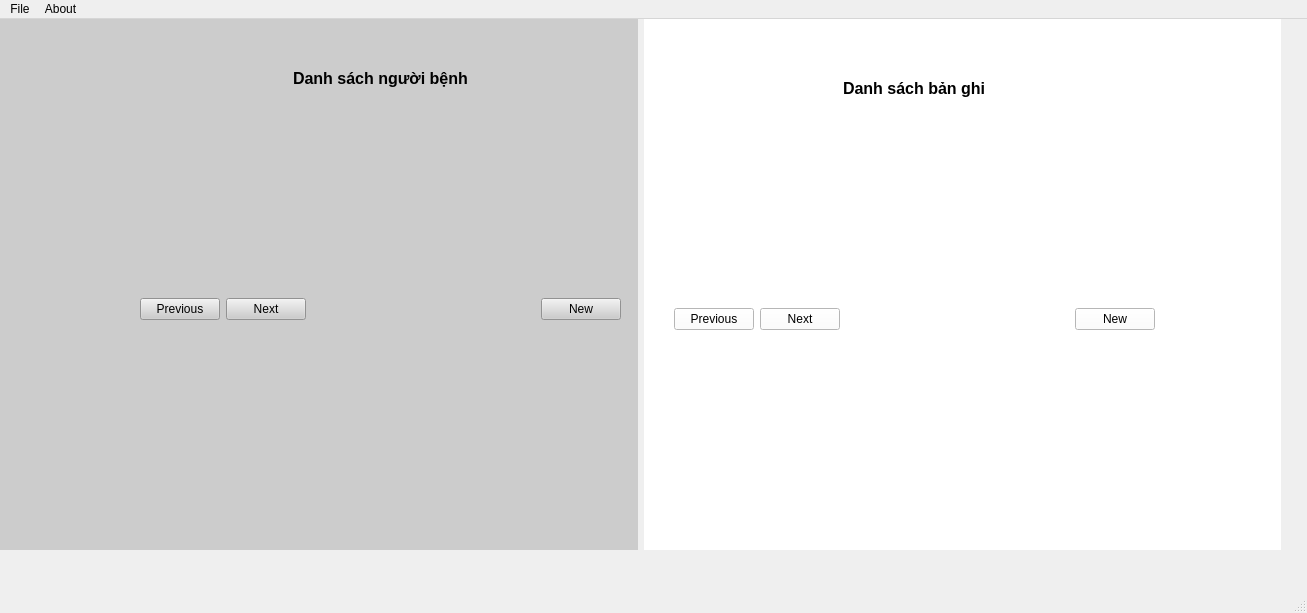
First picture: the form in UiFiles/mainWindowRcd.ui, repository dangkh/UIDataCollection, before the edit.
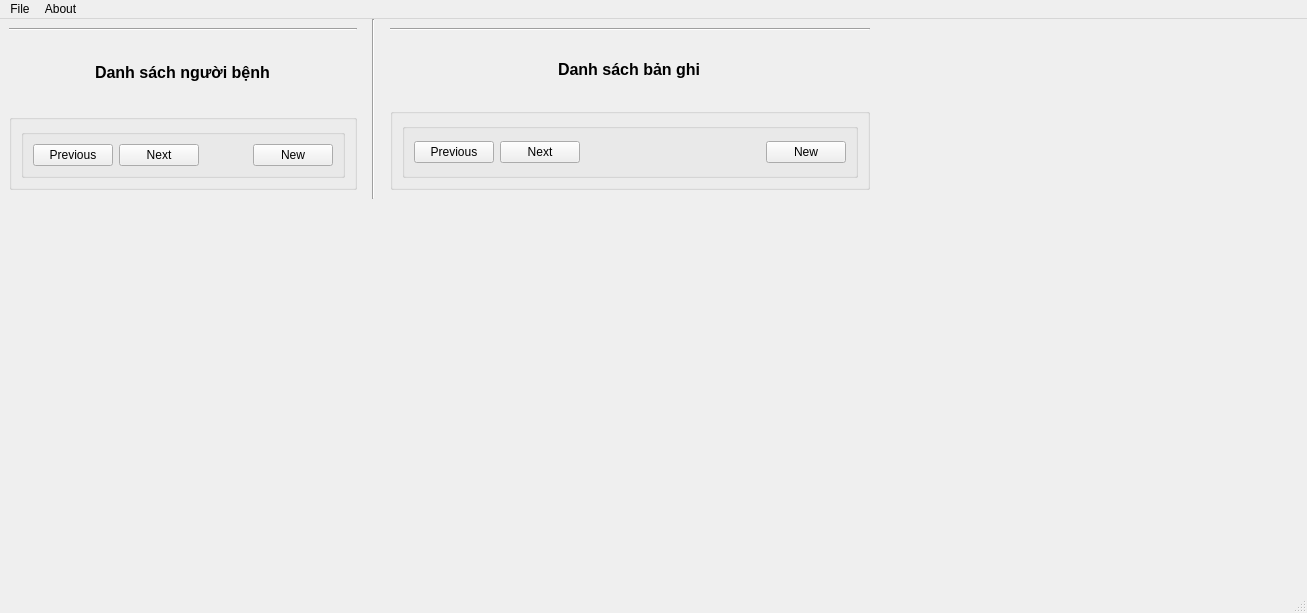
Second picture: the form after the edit.

Commit message: main window load UI file

What changed in the file:
```diff
--- a/UiFiles/mainWindowRcd.ui
+++ b/UiFiles/mainWindowRcd.ui
@@ -19,26 +19,32 @@
      <rect>
       <x>0</x>
       <y>0</y>
-      <width>1281</width>
-      <height>531</height>
+      <width>879</width>
+      <height>180</height>
      </rect>
     </property>
     <layout class="QHBoxLayout" name="horizontalLayout">
      <item>
       <widget class="QWidget" name="subjectWidget" native="true">
+       <property name="maximumSize">
+        <size>
+         <width>366</width>
+         <height>16777215</height>
+        </size>
+       </property>
        <property name="styleSheet">
-        <string notr="true">background-color: rgb(204, 204, 204);</string>
+        <string notr="true"/>
        </property>
-       <widget class="QWidget" name="verticalLayoutWidget">
-        <property name="geometry">
-         <rect>
-          <x>140</x>
-          <y>50</y>
-          <width>481</width>
-          <height>251</height>
-         </rect>
-        </property>
+       <layout class="QHBoxLayout" name="horizontalLayout_4">
+        <item>
         <layout class="QVBoxLayout" name="verticalLayout">
+          <item>
+           <widget class="Line" name="line_2">
+            <property name="orientation">
+             <enum>Qt::Horizontal</enum>
+            </property>
+           </widget>
+          </item>
          <item alignment="Qt::AlignHCenter">
           <widget class="QLabel" name="label">
            <property name="font">
@@ -54,23 +60,20 @@
           </widget>
          </item>
          <item>
-          <layout class="QGridLayout" name="gridLayout"/>
-         </item>
-         <item>
-          <spacer name="verticalSpacer">
-           <property name="orientation">
-            <enum>Qt::Vertical</enum>
-           </property>
-           <property name="sizeHint" stdset="0">
-            <size>
-             <width>20</width>
-             <height>40</height>
-            </size>
-           </property>
-          </spacer>
+           <widget class="QGroupBox" name="groupBox_2">
+            <property name="title">
+             <string/>
+            </property>
+            <layout class="QVBoxLayout" name="verticalLayout_2">
+             <item>
+              <layout class="QGridLayout" name="patientsGridLayout"/>
          </item>
          <item>
-          <layout class="QHBoxLayout" name="horizontalLayout_2">
+              <widget class="QGroupBox" name="groupBox">
+               <property name="title">
+                <string/>
+               </property>
+               <layout class="QHBoxLayout" name="horizontalLayout_3">
            <item>
             <widget class="QPushButton" name="prevSub">
              <property name="text">
@@ -106,26 +109,44 @@
             </widget>
            </item>
           </layout>
+              </widget>
          </item>
         </layout>
        </widget>
+          </item>
+         </layout>
+        </item>
+       </layout>
+      </widget>
+     </item>
+     <item>
+      <widget class="Line" name="line">
+       <property name="lineWidth">
+        <number>1</number>
+       </property>
+       <property name="orientation">
+        <enum>Qt::Vertical</enum>
+       </property>
       </widget>
      </item>
      <item>
       <widget class="QWidget" name="sampleWidget" native="true">
+       <property name="enabled">
+        <bool>true</bool>
+       </property>
        <property name="styleSheet">
-        <string notr="true">background-color: rgb(255, 255, 255);</string>
+        <string notr="true"/>
        </property>
-       <widget class="QWidget" name="verticalLayoutWidget_3">
-        <property name="geometry">
-         <rect>
-          <x>30</x>
-          <y>60</y>
-          <width>481</width>
-          <height>251</height>
-         </rect>
-        </property>
+       <layout class="QHBoxLayout" name="horizontalLayout_5">
+        <item>
         <layout class="QVBoxLayout" name="verticalSample">
+          <item>
+           <widget class="Line" name="line_3">
+            <property name="orientation">
+             <enum>Qt::Horizontal</enum>
+            </property>
+           </widget>
+          </item>
          <item alignment="Qt::AlignHCenter">
           <widget class="QLabel" name="label_2">
            <property name="font">
@@ -141,23 +162,20 @@
           </widget>
          </item>
          <item>
+           <widget class="QGroupBox" name="groupBox_3">
+            <property name="title">
+             <string/>
+            </property>
+            <layout class="QVBoxLayout" name="verticalLayout_3">
+             <item>
           <layout class="QGridLayout" name="gridLayout_sample"/>
          </item>
          <item>
-          <spacer name="verticalSpacer_2">
-           <property name="orientation">
-            <enum>Qt::Vertical</enum>
-           </property>
-           <property name="sizeHint" stdset="0">
-            <size>
-             <width>20</width>
-             <height>40</height>
-            </size>
-           </property>
-          </spacer>
-         </item>
-         <item>
-          <layout class="QHBoxLayout" name="horizontalLayout_sample">
+              <widget class="QGroupBox" name="groupBox_4">
+               <property name="title">
+                <string/>
+               </property>
+               <layout class="QHBoxLayout" name="horizontalLayout_2">
            <item>
             <widget class="QPushButton" name="prevSam">
              <property name="text">
@@ -179,8 +197,8 @@
              </property>
              <property name="sizeHint" stdset="0">
               <size>
-               <width>40</width>
-               <height>20</height>
+                    <width>170</width>
+                    <height>28</height>
               </size>
              </property>
             </spacer>
@@ -193,9 +211,14 @@
             </widget>
            </item>
           </layout>
+              </widget>
          </item>
         </layout>
        </widget>
+          </item>
+         </layout>
+        </item>
+       </layout>
       </widget>
      </item>
     </layout>
```
Left out of the diff: 2 changed lines with no effect on the pictures. Lines whose indentation alone changed are shown as unchanged. The commit also changes 1 other file.
